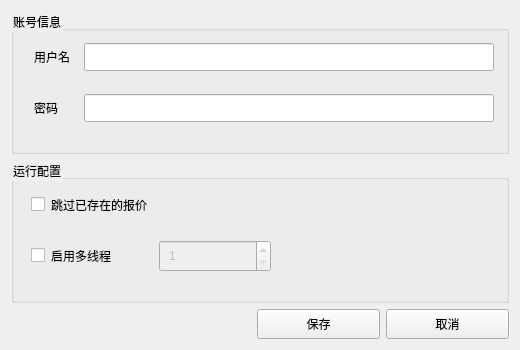
Above: assets/ui/common.ui from zzzmfps/AutoSubmit before the change. Below: the same form after it.
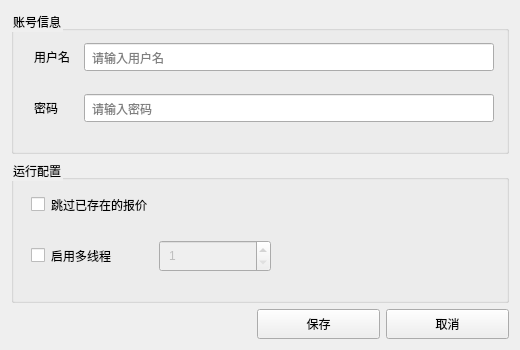
That is the form after the change.

```diff
--- a/assets/ui/common.ui
+++ b/assets/ui/common.ui
@@ -53,7 +53,14 @@
      </property>
      <layout class="QGridLayout" name="gridLayout">
       <item row="1" column="1">
-       <widget class="QLineEdit" name="password"/>
+       <widget class="QLineEdit" name="password">
+        <property name="text">
+         <string/>
+        </property>
+        <property name="placeholderText">
+         <string>请输入密码</string>
+        </property>
+       </widget>
       </item>
       <item row="1" column="0">
        <widget class="QLabel" name="label_2">
@@ -63,7 +70,11 @@
        </widget>
       </item>
       <item row="0" column="1">
-       <widget class="QLineEdit" name="username"/>
+       <widget class="QLineEdit" name="username">
+        <property name="placeholderText">
+         <string>请输入用户名</string>
+        </property>
+       </widget>
       </item>
       <item row="0" column="0">
        <widget class="QLabel" name="label_1">
```
Left out of the diff: 23 changed lines with no effect on the pictures.
